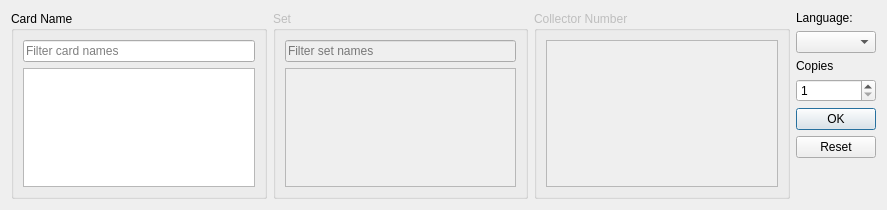
Old version of the form mtg_proxy_printer/resources/ui/add_card_widget.ui in the repository luziferius/MTGProxyPrinter.
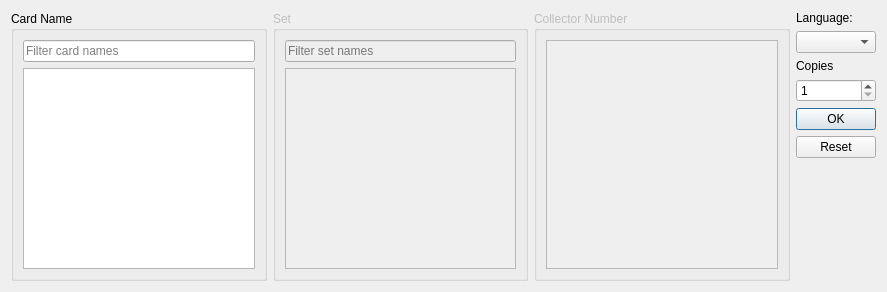
New version of the form.

Commit message:
AddCardWidget: Enable vertical expansion for the button box.
FossilOrigin-Name: 4f68bfc6c7c262f0d23cfbc1f9032b0f9d61c992f008ccd5ddcf7e37692c554a

What changed in the file:
```diff
--- a/mtg_proxy_printer/resources/ui/add_card_widget.ui
+++ b/mtg_proxy_printer/resources/ui/add_card_widget.ui
@@ -7,7 +7,7 @@
     <x>0</x>
     <y>0</y>
     <width>887</width>
-    <height>210</height>
+    <height>292</height>
    </rect>
   </property>
   <layout class="QGridLayout" name="gridLayout">
@@ -141,6 +141,12 @@
    </item>
    <item row="11" column="5" rowspan="5">
     <widget class="QDialogButtonBox" name="button_box">
+     <property name="sizePolicy">
+      <sizepolicy hsizetype="Expanding" vsizetype="Expanding">
+       <horstretch>0</horstretch>
+       <verstretch>0</verstretch>
+      </sizepolicy>
+     </property>
      <property name="orientation">
       <enum>Qt::Vertical</enum>
      </property>
```
